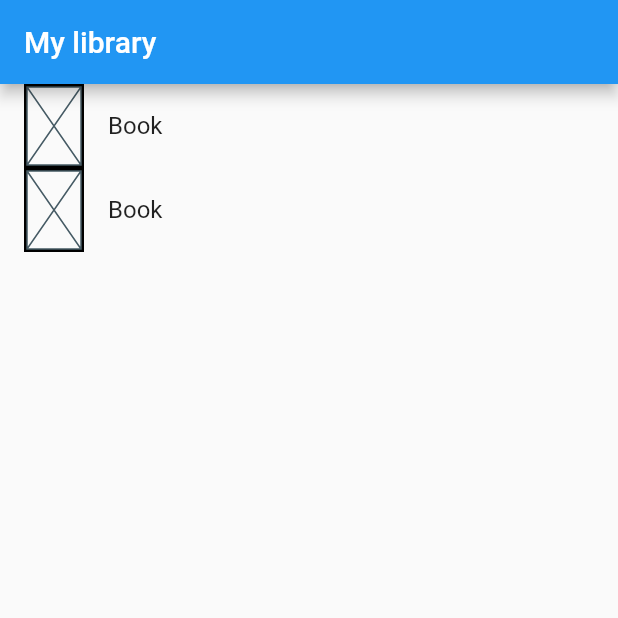
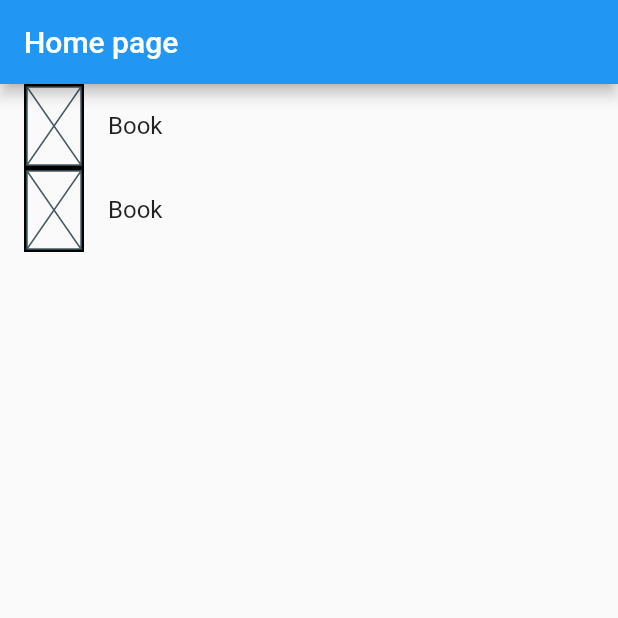
Before and after one commit to sberruer/flutter_mylibrary, a Flutter app: the screen it shows after launch, on a phone screen of 412 x 824 dp, the top half of it. Run offline on Flutter 3.47's test engine with Material 2 defaults, Android fonts, the phone set to English and light mode, and no system bars.

```diff
--- /dev/null
+++ b/lib/MyLibraryApp.dart
@@ -0,0 +1,12 @@
+import 'package:flutter/material.dart';
+import 'package:flutter_mylibrary/page/EditBook.dart';
+
+import 'main.dart';
+
+class MyLibraryApp extends MaterialApp {
+  MyLibraryApp({String title, ThemeData theme, Widget home})
+      : super(title: title, theme: theme, initialRoute: '/', routes: {
+          '/': (context) => MyHomePage(title: 'Home page'),
+          '/book': (context) => EditBook()
+        });
+}
--- a/lib/main.dart
+++ b/lib/main.dart
@@ -1,4 +1,5 @@
 import 'package:flutter/material.dart';
+import 'package:flutter_mylibrary/MyLibraryApp.dart';
 import 'package:flutter_mylibrary/page/EditBook.dart';
 import 'package:flutter_mylibrary/service/BookService.dart';
 import 'package:flutter_mylibrary/widget/CoverPlaceholder.dart';
@@ -11,12 +12,11 @@ class MyApp extends StatelessWidget {
   // This widget is the root of your application.
   @override
   Widget build(BuildContext context) {
-    return MaterialApp(
+    return MyLibraryApp(
       title: 'Flutter Demo',
       theme: ThemeData(
         primarySwatch: Colors.blue,
       ),
-      home: MyHomePage(title: 'My library'),
     );
   }
 }
```
